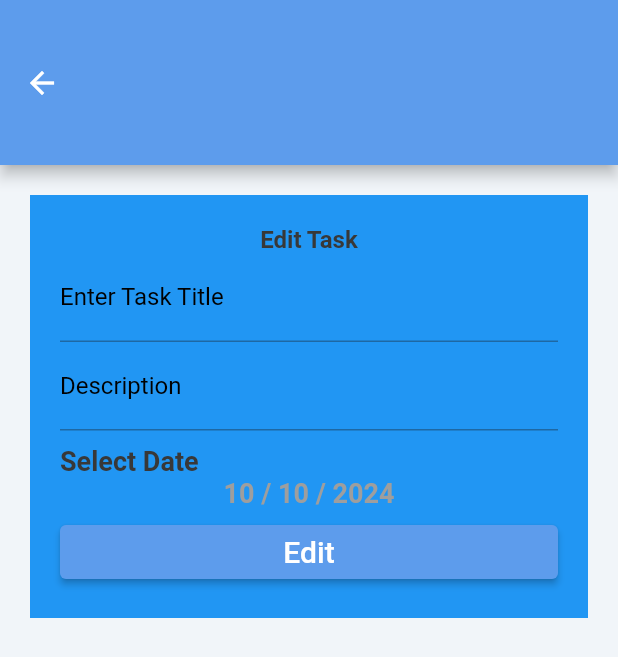
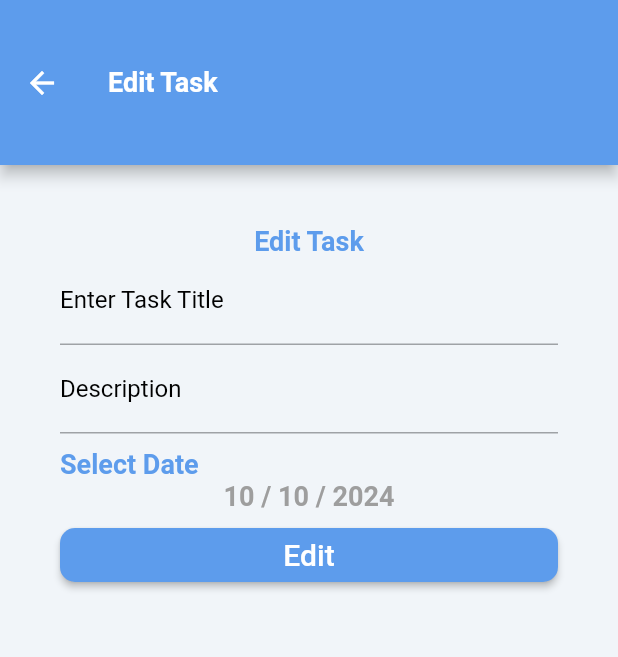
Before and after one commit to abdallahdewidar/todo-c11-maadi, a Flutter app: the Edittask screen opened directly with empty values, on a phone screen of 412 x 824 dp. Shown: the top 657 px of the screen. Run offline on Flutter 3.47's test engine with Material 3 defaults, Android fonts, the phone set to English and light mode, and no system bars; our stand-ins replace cloud_firestore, easy_date_timeline, firebase_auth, firebase_core, flutter_animate, flutter_slidable; accounts and stored records are empty.

```diff
--- a/lib/ui/home/widgets/edit task.dart
+++ b/lib/ui/home/widgets/edit task.dart
@@ -21,85 +21,120 @@ class Edittask extends StatefulWidget {
   State<Edittask> createState() => _EdittaskState();
 }
 
+
 class _EdittaskState extends State<Edittask> {
-  TextEditingController title=  TextEditingController();
+  TextEditingController title = TextEditingController();
   TextEditingController description = TextEditingController();
-late  DateTime? selectedDate;
+  late DateTime? selectedDate;
 
   @override
   Widget build(BuildContext context) {
-    Task task =ModalRoute.of(context)!.settings.arguments as Task;
-   if(title.text.isEmpty||description.text.isEmpty||selectedDate==null){ title.text=task.title??"";
-    description.text=task.description??"";
-     selectedDate=DateTime.fromMillisecondsSinceEpoch(task.date!.millisecondsSinceEpoch);}
+    Task task = ModalRoute.of(context)!.settings.arguments as Task;
+    if (title.text.isEmpty || description.text.isEmpty || selectedDate == null) {
+      title.text = task.title ?? "";
+      description.text = task.description ?? "";
+      selectedDate = DateTime.fromMillisecondsSinceEpoch(task.date!.millisecondsSinceEpoch);
+    }
+
     return Scaffold(
-      appBar: AppBar(),
+      appBar: AppBar(
+        title: Text("Edit Task", style: Appstyle.lightTheme.textTheme.titleLarge?.copyWith(color: Colors.white)),
+        backgroundColor: Theme.of(context).appBarTheme.backgroundColor,
+      ),
       body: Container(
         width: double.infinity,
-        padding: EdgeInsets.symmetric(vertical: 20, horizontal: 20),
-        decoration: BoxDecoration(color: Colors.blue),
-        margin: EdgeInsets.symmetric(horizontal: 20, vertical: 20),
+        padding: const EdgeInsets.symmetric(vertical: 20, horizontal: 20),
+        decoration: BoxDecoration(
+          color: Theme.of(context).scaffoldBackgroundColor,
+          borderRadius: BorderRadius.circular(15),
+        ),
+        margin: const EdgeInsets.symmetric(horizontal: 20, vertical: 20),
         child: Column(
           mainAxisSize: MainAxisSize.min,
           children: [
-             Text("Edit Task",style: TextStyle(fontWeight: FontWeight.bold),),
-             CustomFormField(label: "Enter Task Title", validator: (value){
-               if(value == null || value.isEmpty){
-                 return "title can't be empty";
+            Text(
+              "Edit Task",
+              style: Appstyle.lightTheme.textTheme.titleLarge?.copyWith(fontWeight: FontWeight.bold),
+            ),
+            CustomFormField(
+              label: "Enter Task Title",
+              validator: (value) {
+                if (value == null || value.isEmpty) {
+                  return "Title can't be empty";
                 }
                 return null;
-             }, controller: title),
+              },
+              controller: title,
+            ),
             CustomFormField(
               lines: 1,
               type: TextInputType.multiline,
               label: "Description",
-                 validator: (value){
-                   if(value == null || value.isEmpty){
-                     return "description can't be empty";
+              validator: (value) {
+                if (value == null || value.isEmpty) {
+                  return "Description can't be empty";
                 }
                 return null;
               },
-                 controller: description
+              controller: description,
             ),
-             SizedBox(height: 10,),
+            const SizedBox(height: 10),
             Align(
               alignment: Alignment.centerLeft,
-               child: Text("Select Date",style: Theme.of(context).textTheme.titleLarge?.copyWith(
-                   color: Appstyle.lightTextColor
-               ),),
+              child: Text(
+                "Select Date",
+                style: Theme.of(context).textTheme.titleLarge?.copyWith(
+                  color: Theme.of(context).textTheme.titleLarge?.color ?? Appstyle.lightTextColor,
+                ),
+              ),
             ),
             InkWell(
               onTap: () async {
                 DateTime? newDate = await showDatePicker(
                   context: context,
-                     initialDate: selectedDate,
+                  initialDate: selectedDate!,
                   firstDate: DateTime.now(),
-                     lastDate: DateTime.now().add(Duration(days: 365)));
-                 if(newDate!=null){
+                  lastDate: DateTime.now().add(const Duration(days: 365)),
+                );
+                if (newDate != null) {
                   selectedDate = newDate;
-                   setState(() {
-
-                   });
+                  setState(() {});
                 }
               },
-               child: Text("${selectedDate!.day} / ${selectedDate!.month} / ${selectedDate!.year}",style: Theme.of(context).textTheme.titleLarge?.copyWith(
-                   color: Colors.grey
-               ),),
+              child: Text(
+                "${selectedDate!.day} / ${selectedDate!.month} / ${selectedDate!.year}",
+                style: Theme.of(context).textTheme.titleLarge?.copyWith(
+                  color: Colors.grey,
                 ),
-             SizedBox(height:5 ,),
+              ),
+            ),
+            const SizedBox(height: 5),
             Container(
               width: double.infinity,
-                child: ElevatedButton(onPressed: () {
-                  var provider = Provider.of<AuthUserProvider>(context,listen: false);
-                  Task newtask=Task(title: title.text, description:description.text, date:Timestamp.fromMillisecondsSinceEpoch(selectedDate!.millisecondsSinceEpoch) ,id: task.id,isDone: task.isDone );
-TaskCollection.upadatetaskformfirestore(userId: provider.firebaseUser!.uid, task: newtask);
+              child: ElevatedButton(
+                onPressed: () {
+                  var provider = Provider.of<AuthUserProvider>(context, listen: false);
+                  Task newTask = Task(
+                    title: title.text,
+                    description: description.text,
+                    date: Timestamp.fromMillisecondsSinceEpoch(selectedDate!.millisecondsSinceEpoch),
+                    id: task.id,
+                    isDone: task.isDone,
+                  );
+                  TaskCollection.upadatetaskformfirestore(userId: provider.firebaseUser!.uid, task: newTask);
                   Navigator.pop(context);
-                }, child: Text("Edit"),
-
-                ),),
-             SizedBox(height: MediaQuery.of(context).viewInsets.bottom*1.1,)
+                },
+                style: ElevatedButton.styleFrom(
+                  backgroundColor: Theme.of(context).colorScheme.primary,
+                  shape: RoundedRectangleBorder(
+                    borderRadius: BorderRadius.circular(10),
+                  ),
+                ),
+                child: const Text("Edit"),
+              ),
+            ),
+            SizedBox(height: MediaQuery.of(context).viewInsets.bottom * 1.1),
           ],
-
         ),
       ),
     );
```
Also changed, not shown: lib/ui/home/tabs/settings_tab.dart (+23 -0 lines), lib/ui/home/tabs/tasks_tab.dart (+42 -44 lines), lib/ui/home/widgets/AddTaskSheet.dart (+60 -42 lines), lib/ui/home/widgets/TodoWidget.dart (+75 -49 lines). Lines whose indentation alone changed are shown as unchanged.
